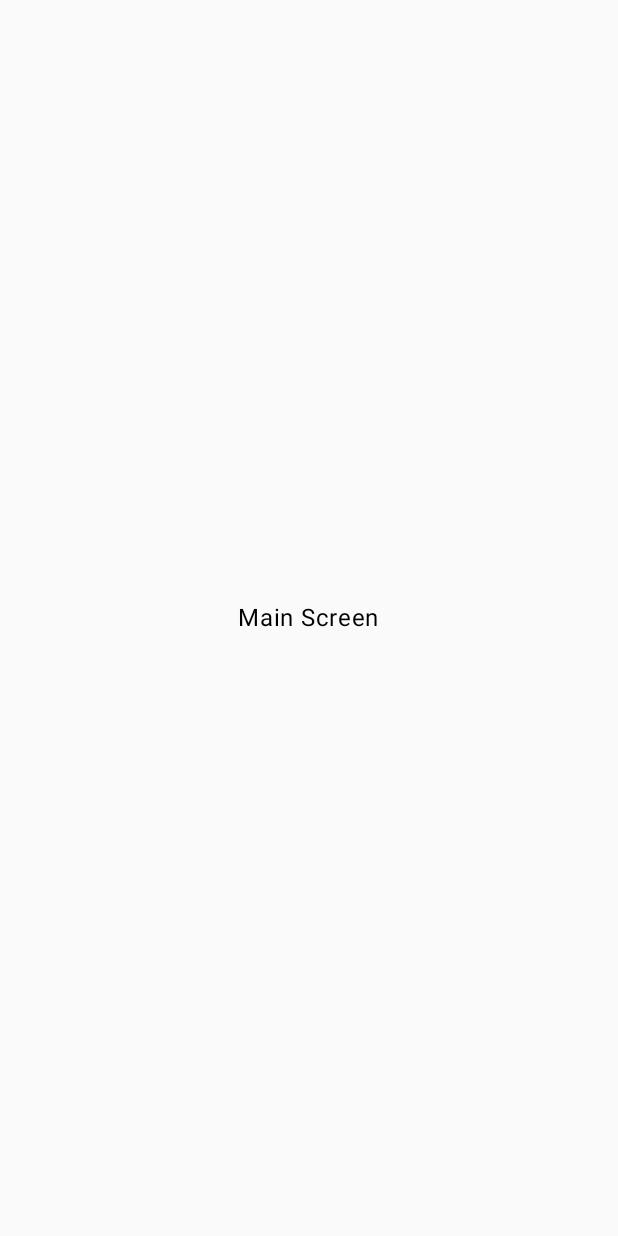
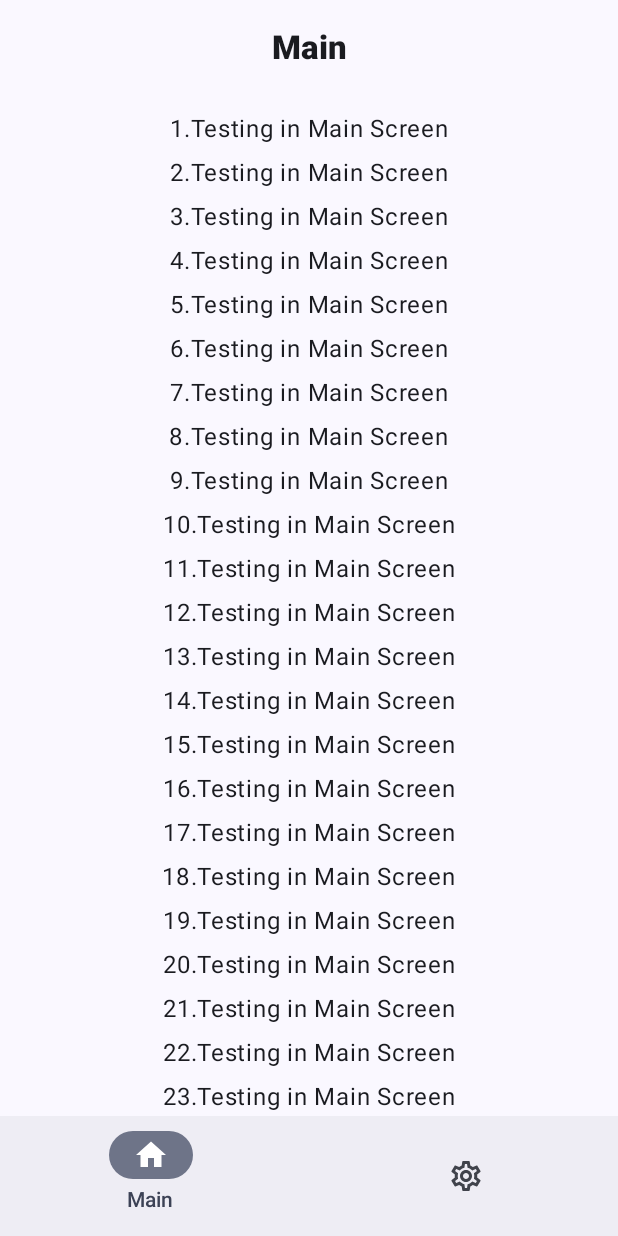
Before and after one commit to Kotlity/MyContacts, an Android app built with Jetpack Compose: the Main screen opened through its navigation route, on a phone screen of 412 x 824 dp. Before the commit the screen is almost empty. Run offline under Robolectric (Android 15) with nearby library versions, the phone set to English and light mode, and no system bars.

Commit message:
Logic to NavigationHost

```diff
--- a/app/build.gradle
+++ b/app/build.gradle
@@ -71,8 +71,6 @@ dependencies {
 
     implementation 'androidx.core:core-splashscreen:1.0.1'
 
-    implementation 'androidx.preference:preference:1.2.1'
-
     implementation "androidx.navigation:navigation-compose:2.7.1"
 
     implementation "com.google.dagger:hilt-android:2.47"
@@ -80,4 +78,6 @@ dependencies {
     implementation 'androidx.hilt:hilt-navigation-compose:1.0.0'
 
     implementation "androidx.lifecycle:lifecycle-runtime-compose:2.6.1"
+
+    implementation "androidx.datastore:datastore-preferences:1.0.0"
 }
--- a/app/src/main/AndroidManifest.xml
+++ b/app/src/main/AndroidManifest.xml
@@ -1,6 +1,10 @@
 <?xml version="1.0" encoding="utf-8"?>
 <manifest xmlns:android="http://schemas.android.com/apk/res/android"
     xmlns:tools="http://schemas.android.com/tools">
+
+    <uses-permission android:name="android.permission.MANAGE_EXTERNAL_STORAGE" tools:ignore="ScopedStorage"/>
+    <uses-permission android:name="android.permission.WRITE_CONTACTS"/>
+    <uses-permission android:name="android.permission.READ_CONTACTS"/>
 
     <application
         android:name=".di.application.MyContactsApplication"
--- a/app/src/main/java/com/mycontacts/domain/pager/Pager.kt
+++ b/app/src/main/java/com/mycontacts/domain/pager/Pager.kt
@@ -1,8 +1,10 @@
 package com.mycontacts.domain.pager
+
+import kotlinx.coroutines.flow.Flow
 
 interface Pager {
 
-    fun saveUserPressedStartButton()
+    suspend fun saveUserPressedStartButton()
 
-    fun hasUserAlreadyPressedStartButton(): Boolean
+    fun hasUserAlreadyPressedStartButton(): Flow<Boolean>
 }
--- /dev/null
+++ b/app/src/main/java/com/mycontacts/presentation/general_content_screen/GeneralContentScreen.kt
@@ -0,0 +1,67 @@
+package com.mycontacts.presentation.general_content_screen
+
+import androidx.compose.foundation.layout.fillMaxSize
+import androidx.compose.foundation.layout.padding
+import androidx.compose.material3.ExperimentalMaterial3Api
+import androidx.compose.material3.Scaffold
+import androidx.compose.material3.TopAppBarDefaults
+import androidx.compose.runtime.Composable
+import androidx.compose.ui.Modifier
+import androidx.compose.ui.input.nestedscroll.nestedScroll
+import androidx.navigation.NavHostController
+import com.mycontacts.presentation.navigation_bar.CustomNavigationBar
+import com.mycontacts.presentation.top_app_bar.CustomTopAppBar
+import com.mycontacts.utils.ScreenRoutes
+
+@OptIn(ExperimentalMaterial3Api::class)
+@Composable
+fun GeneralContentScreen(
+    currentRoute: String,
+    navHostController: NavHostController,
+    content: @Composable (Modifier) -> Unit
+) {
+    val topAppBarScrollBehaviour = TopAppBarDefaults.enterAlwaysScrollBehavior()
+
+    val isShowTopAppBar = currentRoute != ScreenRoutes.Pager.route
+
+    val isShowNavigationBar = when (currentRoute) {
+        ScreenRoutes.Pager.route -> false
+        ScreenRoutes.EditOrAdd.route -> false
+        else -> true
+    }
+
+    Scaffold(
+        modifier = if (currentRoute == ScreenRoutes.Main.route) Modifier
+            .fillMaxSize()
+            .nestedScroll(topAppBarScrollBehaviour.nestedScrollConnection)
+        else Modifier.fillMaxSize(),
+        topBar = {
+            if (isShowTopAppBar) {
+                CustomTopAppBar(
+                    route = currentRoute,
+                    scrollBehavior = topAppBarScrollBehaviour,
+                    onNavigationIconClick = {
+                        navHostController.popBackStack()
+                    }
+                )
+            }
+        },
+        bottomBar = {
+            if (isShowNavigationBar) {
+                CustomNavigationBar(
+                    route = currentRoute
+                ) { sectionRoute ->
+                    navHostController.navigate(sectionRoute) {
+                        popUpTo(sectionRoute)
+                        launchSingleTop = true
+                    }
+                }
+            }
+        }
+    ) { paddingValues ->
+        content(
+            Modifier
+                .fillMaxSize()
+                .padding(paddingValues))
+    }
+}
--- a/app/src/main/java/com/mycontacts/presentation/nav_host/NavigationHost.kt
+++ b/app/src/main/java/com/mycontacts/presentation/nav_host/NavigationHost.kt
@@ -1,47 +1,68 @@
 package com.mycontacts.presentation.nav_host
 
-import androidx.compose.foundation.layout.Box
+import androidx.compose.foundation.layout.Arrangement
+import androidx.compose.foundation.layout.PaddingValues
 import androidx.compose.foundation.layout.fillMaxSize
+import androidx.compose.foundation.lazy.LazyColumn
 import androidx.compose.material3.Text
 import androidx.compose.runtime.Composable
-import androidx.compose.runtime.getValue
 import androidx.compose.ui.Alignment
 import androidx.compose.ui.Modifier
+import androidx.compose.ui.unit.dp
 import androidx.hilt.navigation.compose.hiltViewModel
-import androidx.lifecycle.compose.collectAsStateWithLifecycle
 import androidx.navigation.compose.NavHost
 import androidx.navigation.compose.composable
+import androidx.navigation.compose.currentBackStackEntryAsState
 import androidx.navigation.compose.rememberNavController
+import com.mycontacts.presentation.general_content_screen.GeneralContentScreen
 import com.mycontacts.presentation.pager.Pager
 import com.mycontacts.presentation.pager.viewmodels.PagerViewModel
 import com.mycontacts.utils.ScreenRoutes
 
 @Composable
 fun NavigationHost(
-    pagerViewModel: PagerViewModel = hiltViewModel()
+    startDestination: String
 ) {
+    val navHostController = rememberNavController()
+    val currentRoute = navHostController.currentBackStackEntryAsState().value?.destination?.route ?: startDestination
 
-    val navHostController = rememberNavController()
-
-    val hasAlreadyPressedButton by pagerViewModel.hasAlreadyPressedButtonState.collectAsStateWithLifecycle()
-
+    GeneralContentScreen(
+        currentRoute = currentRoute,
+        navHostController = navHostController
+    ) { modifier ->
         NavHost(
+            modifier = modifier,
             navController = navHostController,
-        startDestination = if (hasAlreadyPressedButton) ScreenRoutes.Main.route else ScreenRoutes.Pager.route
+            startDestination = startDestination
         ) {
             composable(ScreenRoutes.Pager.route) {
-            Pager(
-                onEvent = pagerViewModel::onEvent,
-                navHostController
-            )
+                val pagerViewModel: PagerViewModel = hiltViewModel()
+                Pager(onEvent = pagerViewModel::onEvent)
             }
             composable(ScreenRoutes.Main.route) {
-            Box(
+                LazyColumn(
                     modifier = Modifier.fillMaxSize(),
-                contentAlignment = Alignment.Center
+                    contentPadding = PaddingValues(10.dp),
+                    verticalArrangement = Arrangement.spacedBy(5.dp, Alignment.CenterVertically),
+                    horizontalAlignment = Alignment.CenterHorizontally
                 ) {
-                Text(text = "Main Screen")
+                    items(100) { index ->
+                        Text(text = "${index.plus(1)}.Testing in Main Screen")
+                    }
+                }
+            }
+            composable(ScreenRoutes.Settings.route) {
+                LazyColumn(
+                    modifier = Modifier.fillMaxSize(),
+                    contentPadding = PaddingValues(10.dp),
+                    verticalArrangement = Arrangement.spacedBy(5.dp, Alignment.CenterVertically),
+                    horizontalAlignment = Alignment.CenterHorizontally
+                ) {
+                    items(100) { index ->
+                        Text(text = "${index.plus(1)}.Testing in Settings Screen")
                     }
                 }
             }
         }
+    }
+}
--- /dev/null
+++ b/app/src/main/java/com/mycontacts/presentation/navigation_bar/CustomNavigationBar.kt
@@ -0,0 +1,52 @@
+package com.mycontacts.presentation.navigation_bar
+
+import androidx.compose.material.icons.Icons
+import androidx.compose.material.icons.filled.Home
+import androidx.compose.material.icons.filled.Settings
+import androidx.compose.material.icons.outlined.Home
+import androidx.compose.material.icons.outlined.Settings
+import androidx.compose.material3.Icon
+import androidx.compose.material3.MaterialTheme
+import androidx.compose.material3.NavigationBar
+import androidx.compose.material3.NavigationBarItem
+import androidx.compose.material3.Text
+import androidx.compose.runtime.Composable
+import androidx.compose.ui.graphics.vector.ImageVector
+import com.mycontacts.utils.ScreenRoutes
+
+data class NavigationBarSection(val selectedIcon: ImageVector, val unselectedIcon: ImageVector, val title: String)
+
+val navigationBarSections = listOf(
+    NavigationBarSection(Icons.Default.Home, Icons.Outlined.Home, ScreenRoutes.Main.route),
+    NavigationBarSection(Icons.Default.Settings, Icons.Outlined.Settings, ScreenRoutes.Settings.route)
+)
+
+@Composable
+fun CustomNavigationBar(
+    route: String,
+    onNavigationBarSectionClick: (String) -> Unit
+) {
+    NavigationBar {
+        navigationBarSections.forEach { navigationBarSection ->
+            NavigationBarItem(
+                selected = route == navigationBarSection.title,
+                onClick = {
+                    onNavigationBarSectionClick(navigationBarSection.title)
+                },
+                icon = {
+                    Icon(
+                        imageVector = if (route == navigationBarSection.title) navigationBarSection.selectedIcon else navigationBarSection.unselectedIcon,
+                        contentDescription = null
+                    )
+                },
+                label = {
+                    Text(
+                        text = navigationBarSection.title,
+                        style = MaterialTheme.typography.titleSmall
+                    )
+                },
+                alwaysShowLabel = route == navigationBarSection.title
+            )
+        }
+    }
+}
--- /dev/null
+++ b/app/src/main/java/com/mycontacts/presentation/top_app_bar/CustomTopAppBar.kt
@@ -0,0 +1,48 @@
+package com.mycontacts.presentation.top_app_bar
+
+import androidx.compose.material.icons.Icons
+import androidx.compose.material.icons.filled.ArrowBack
+import androidx.compose.material3.CenterAlignedTopAppBar
+import androidx.compose.material3.ExperimentalMaterial3Api
+import androidx.compose.material3.Icon
+import androidx.compose.material3.IconButton
+import androidx.compose.material3.MaterialTheme
+import androidx.compose.material3.Text
+import androidx.compose.material3.TopAppBarScrollBehavior
+import androidx.compose.runtime.Composable
+import androidx.compose.ui.text.font.FontWeight
+import com.mycontacts.utils.Constants._22sp
+import com.mycontacts.utils.ScreenRoutes
+
+@OptIn(ExperimentalMaterial3Api::class)
+@Composable
+fun CustomTopAppBar(
+    route: String,
+    scrollBehavior: TopAppBarScrollBehavior,
+    onNavigationIconClick: () -> Unit
+) {
+    CenterAlignedTopAppBar(
+        title = {
+            Text(
+                text = route,
+                style = MaterialTheme.typography.titleLarge.copy(
+                    fontSize = _22sp,
+                    fontWeight = FontWeight.W900
+                )
+            )
+        },
+        navigationIcon = {
+            if (route != ScreenRoutes.Main.route) {
+                IconButton(
+                    onClick = { onNavigationIconClick() }
+                ) {
+                    Icon(
+                        imageVector = Icons.Default.ArrowBack,
+                        contentDescription = null
+                    )
+                }
+            }
+        },
+        scrollBehavior = scrollBehavior
+    )
+}
--- a/app/src/main/java/com/mycontacts/utils/ScreenRoutes.kt
+++ b/app/src/main/java/com/mycontacts/utils/ScreenRoutes.kt
@@ -3,4 +3,6 @@ package com.mycontacts.utils
 sealed class ScreenRoutes(val route: String) {
     object Pager: ScreenRoutes("Pager")
     object Main: ScreenRoutes("Main")
+    object Settings: ScreenRoutes("Settings")
+    object EditOrAdd: ScreenRoutes("EditOrAdd")
 }
```
Also changed, not shown: app/src/main/java/com/mycontacts/MainActivity.kt (+9 -2 lines), app/src/main/java/com/mycontacts/data/pager/PagerImplementation.kt (+20 -8 lines), app/src/main/java/com/mycontacts/presentation/initial/InitialViewModel.kt (added, +38 -0 lines), app/src/main/java/com/mycontacts/presentation/pager/Pager.kt (+1 -9 lines), app/src/main/java/com/mycontacts/presentation/pager/viewmodels/PagerViewModel.kt (+5 -16 lines), app/src/main/java/com/mycontacts/utils/Constants.kt (+6 -1 lines). Lines whose indentation alone changed are shown as unchanged.
